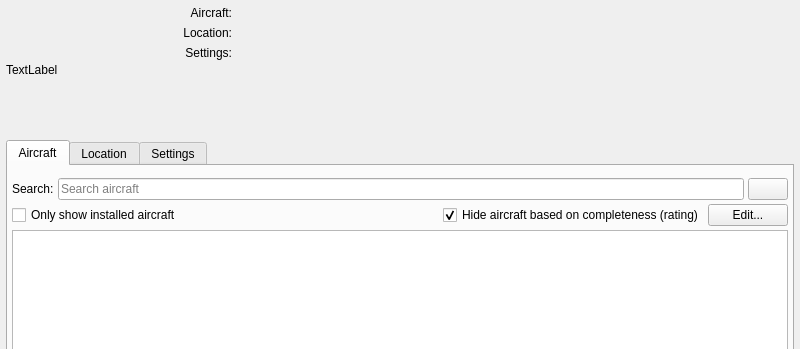
Old version of the form src/GUI/Launcher.ui in the repository FlightGear/flightgear; both pictures show x 0 to 800 and y 0 to 349 of the 800 by 800 pixel window.
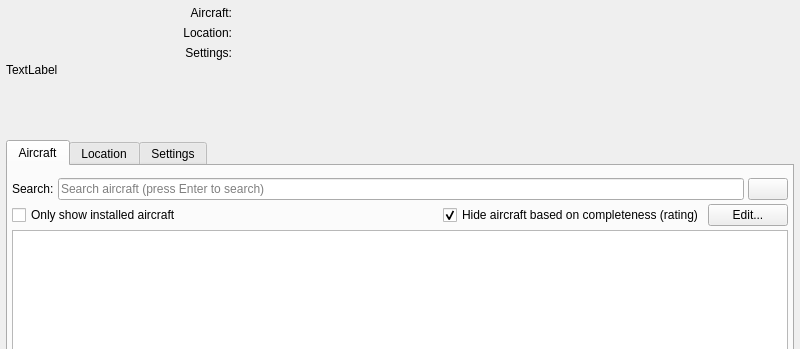
New version of the form. Custom widgets are drawn as their Qt base class.

Commit message: Clearer aircraft search prompt.

Patch:
```diff
--- a/src/GUI/Launcher.ui
+++ b/src/GUI/Launcher.ui
@@ -168,7 +168,7 @@
          <item>
           <widget class="QLineEdit" name="aircraftFilter">
            <property name="placeholderText">
-            <string>Search aircraft</string>
+            <string>Search aircraft (press Enter to search)</string>
            </property>
           </widget>
          </item>
```
